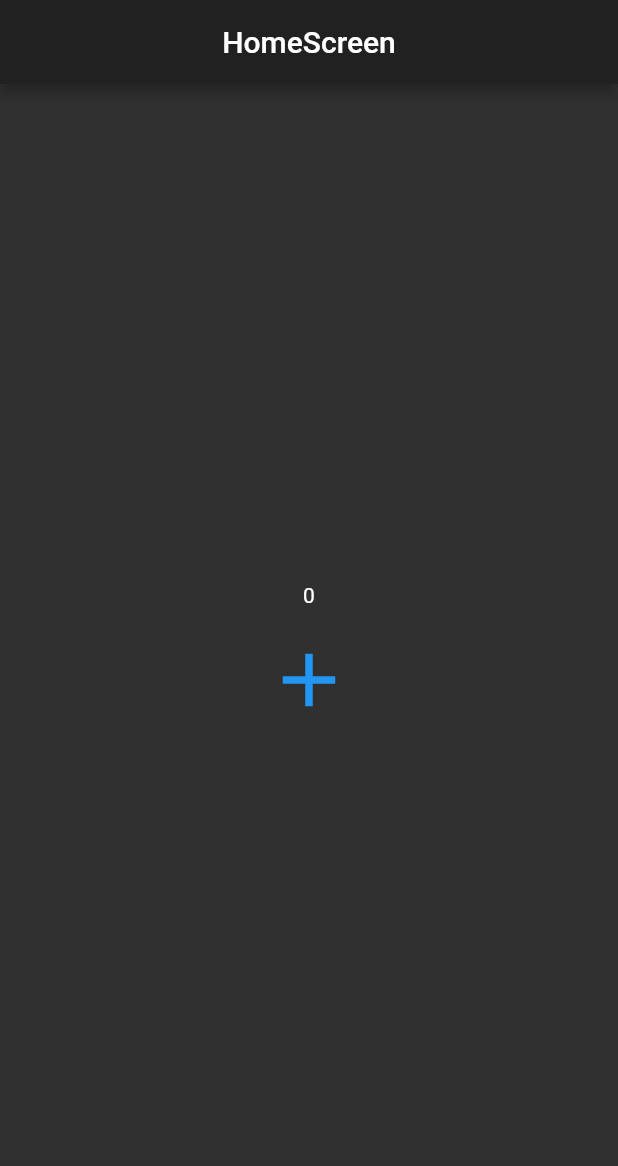
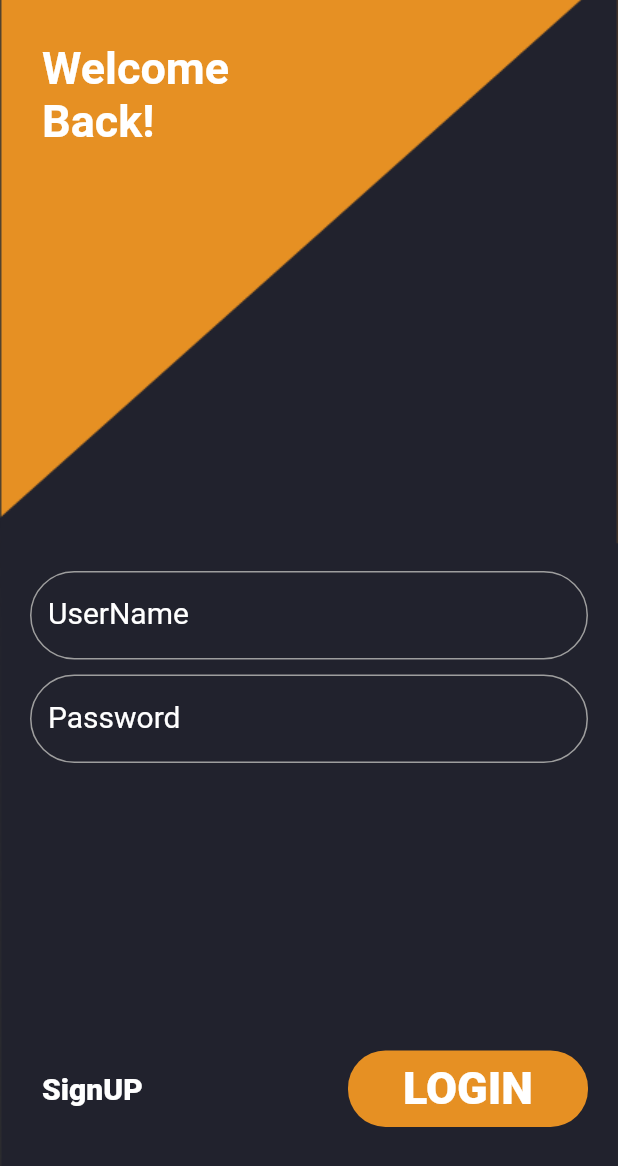
Before and after one commit to ABDO-AR/ar_todo_app, a Flutter app: the screen it shows after launch, on a phone screen of 412 x 824 dp. Shown: the top 1166 px of the screen. Run offline on Flutter 3.47's test engine with Material 2 defaults, Android fonts, the phone set to English and light mode, and no system bars.

Commit message:
Big Update & Add LoginScreen

```diff
--- /dev/null
+++ b/lib/dev/login_screen_dev/login_dev.dart
@@ -0,0 +1,3 @@
+import 'package:flutter/material.dart';
+
+class LoginScreenDev extends ChangeNotifier {}
--- a/lib/main.dart
+++ b/lib/main.dart
@@ -1,5 +1,8 @@
 import 'package:ar_todo_app/dev/home_screen_dev/home_dev.dart';
+import 'package:ar_todo_app/dev/login_screen_dev/login_dev.dart';
 import 'package:ar_todo_app/res/screens/home_screen_res/home_res.dart';
+import 'package:ar_todo_app/res/screens/login_screen_res/login_res.dart';
+import 'package:ar_todo_app/res/values/color_class.dart';
 import 'package:flutter/material.dart';
 import 'package:flutter/services.dart';
 import 'package:provider/provider.dart';
@@ -9,6 +12,7 @@ void main() {
     MultiProvider(
       providers: [
         ChangeNotifierProvider(create: (_) => HomeScreenDev()),
+        ChangeNotifierProvider(create: (_) => LoginScreenDev()),
       ],
       child: ARTODOAPP(),
     ),
@@ -21,23 +25,24 @@ class ARTODOAPP extends StatelessWidget {
   @override
   Widget build(BuildContext context) {
     /// Set The System States, Navigation Bar Color
-    // SystemChrome.setSystemUIOverlayStyle(
-    //   SystemUiOverlayStyle.dark.copyWith(
-    //     statusBarColor: Color(0xFF212121),
-    //     systemNavigationBarDividerColor: Color(0xFF212121),
-    //     systemNavigationBarColor: Color(0xFF212121),
-    //     systemNavigationBarIconBrightness: Brightness.dark,
-    //     statusBarIconBrightness: Brightness.dark,
-    //     statusBarBrightness: Brightness.dark,
-    //   ),
-    // );
+    SystemChrome.setSystemUIOverlayStyle(
+      SystemUiOverlayStyle.dark.copyWith(
+        statusBarColor: Colors.transparent,
+        systemNavigationBarDividerColor: ColorClass.loginScreenBlueDarkColor,
+        systemNavigationBarColor: ColorClass.loginScreenBlueDarkColor,
+        systemNavigationBarIconBrightness: Brightness.dark,
+        statusBarIconBrightness: Brightness.dark,
+        statusBarBrightness: Brightness.dark,
+      ),
+    );
     return MaterialApp(
       debugShowCheckedModeBanner: false,
       title: 'ARTODOAPP',
       theme: ThemeData.dark(),
-      initialRoute: HomeScreenRes.id,
+      initialRoute: LoginScreenRes.id,
       routes: {
         HomeScreenRes.id: (context) => HomeScreenRes(),
+        LoginScreenRes.id: (context) => LoginScreenRes(),
       },
     );
   }
--- a/lib/res/screens/home_screen_res/home_res.dart
+++ b/lib/res/screens/home_screen_res/home_res.dart
@@ -34,11 +34,11 @@ class _HomeScreenResState extends State<HomeScreenRes> {
           mainAxisAlignment: MainAxisAlignment.center,
           crossAxisAlignment: CrossAxisAlignment.center,
           children: [
-            Text('${Values.getHomeScreenDev(context, true).getCounter}'),
+            Text('${ValuesClass.getHomeScreenDev(context, true).getCounter}'),
             SizedBox(height: 10.0),
             TextButton(
               onPressed: () {
-                Values.getHomeScreenDev(context, false).addCounter();
+                ValuesClass.getHomeScreenDev(context, false).addCounter();
               },
               child: Icon(
                 Icons.add,
--- /dev/null
+++ b/lib/res/screens/login_screen_res/login_constance.dart
@@ -0,0 +1,36 @@
+import 'package:flutter/material.dart';
+
+class LoginScreenConstance {
+  static final TextStyle welcomeMassageTextStyle = TextStyle().copyWith(
+    fontSize: 30.0,
+    fontWeight: FontWeight.w700,
+    color: Colors.white,
+  );
+
+  static final TextStyle loginMassageTextStyle = TextStyle().copyWith(
+    fontSize: 30.0,
+    fontWeight: FontWeight.w900,
+    color: Colors.white,
+  );
+
+  static final TextStyle signupMassageTextStyle = TextStyle().copyWith(
+    fontSize: 20.0,
+    fontWeight: FontWeight.w900,
+    color: Colors.white,
+  );
+
+  static final TextStyle textFilledLabelTextStyle = TextStyle().copyWith(
+    fontSize: 20.0,
+    color: Colors.white,
+  );
+
+  static final RoundedRectangleBorder loginButtonShape = RoundedRectangleBorder(
+    borderRadius: BorderRadius.circular(25.0),
+    side: BorderSide.none,
+  );
+
+  static OutlineInputBorder textFilledBorder(Color color) => OutlineInputBorder(
+        borderRadius: BorderRadius.circular(1000),
+        borderSide: BorderSide(width: 1.0, color: color),
+      );
+}
--- /dev/null
+++ b/lib/res/screens/login_screen_res/login_res.dart
@@ -0,0 +1,109 @@
+import 'package:ar_todo_app/res/screens/home_screen_res/home_res.dart';
+import 'package:ar_todo_app/res/screens/login_screen_res/login_constance.dart';
+import 'package:ar_todo_app/res/screens/login_screen_res/widgets/ar_login_text_field.dart';
+import 'package:ar_todo_app/res/strings/login_screen_strings/login_strings.dart';
+import 'package:ar_todo_app/res/values/color_class.dart';
+import 'package:flutter/material.dart';
+
+class LoginScreenRes extends StatefulWidget {
+  static const String id = 'LoginScreenRes_ID';
+  static const String public_id = 'LoginScreenRes_PUBLIC_ID';
+
+  @override
+  _LoginScreenResState createState() => _LoginScreenResState();
+}
+
+class _LoginScreenResState extends State<LoginScreenRes> {
+  @override
+  Widget build(BuildContext context) {
+    Size size = MediaQuery.of(context).size;
+    ThemeData themeData = Theme.of(context);
+    return Scaffold(
+      resizeToAvoidBottomInset: false,
+      //Body:
+      body: Container(
+        //Width,Height:
+        width: size.width,
+        height: size.height,
+
+        /// Background:
+        decoration: BoxDecoration(
+          image: DecorationImage(
+            image: AssetImage('lib/res/images/background.png'),
+            fit: BoxFit.cover,
+          ),
+        ),
+
+        padding: EdgeInsets.all(20.0),
+
+        //Child:
+        child: Column(
+          mainAxisAlignment: MainAxisAlignment.start,
+          children: [
+            Padding(
+              padding: const EdgeInsets.all(8.0),
+              child: Row(
+                mainAxisAlignment: MainAxisAlignment.start,
+                children: [
+                  Column(
+                    mainAxisAlignment: MainAxisAlignment.start,
+                    crossAxisAlignment: CrossAxisAlignment.start,
+                    children: [
+                      Text(
+                        LoginScreenStrings.welcomeMassage1,
+                        style: LoginScreenConstance.welcomeMassageTextStyle,
+                      ),
+                      Text(
+                        LoginScreenStrings.welcomeMassage2,
+                        style: LoginScreenConstance.welcomeMassageTextStyle,
+                      ),
+                    ],
+                  ),
+                ],
+              ),
+            ),
+            SizedBox(height: size.height / 3),
+            ARLoginTextField(
+              text: LoginScreenStrings.userNameHint,
+              onChange: (String value) {},
+            ),
+            SizedBox(height: 10.0),
+            ARLoginTextField(
+              text: LoginScreenStrings.passwordHint,
+              onChange: (String value) {},
+            ),
+            SizedBox(height: size.height / 4.3),
+            Row(
+              mainAxisAlignment: MainAxisAlignment.spaceBetween,
+              children: [
+                TextButton(
+                  onPressed: () {},
+                  child: Text(
+                    LoginScreenStrings.signupMassage,
+                    style: LoginScreenConstance.signupMassageTextStyle,
+                  ),
+                ),
+                SizedBox(
+                  width: 160.0,
+                  child: TextButton(
+                    style: TextButton.styleFrom(
+                      backgroundColor: ColorClass.loginScreenYellowColor,
+                      shape: LoginScreenConstance.loginButtonShape,
+                    ),
+                    onPressed: () {
+                      Navigator.of(context).pushNamed(HomeScreenRes.id);
+                    },
+                    child: Text(
+                      LoginScreenStrings.loginMassage,
+                      style: LoginScreenConstance.loginMassageTextStyle,
+                    ),
+                  ),
+                ),
+              ],
+            ),
+          ],
+        ),
+      ),
+    );
+  }
+}
--- /dev/null
+++ b/lib/res/screens/login_screen_res/widgets/ar_login_text_field.dart
@@ -0,0 +1,35 @@
+import 'package:ar_todo_app/res/screens/login_screen_res/login_constance.dart';
+import 'package:ar_todo_app/res/strings/login_screen_strings/login_strings.dart';
+import 'package:flutter/material.dart';
+import 'package:ar_todo_app/res/values/color_class.dart';
+
+class ARLoginTextField extends StatelessWidget {
+  final String text;
+  final Function(String) onChange;
+
+  ARLoginTextField({
+    this.text,
+    this.onChange,
+  });
+
+  @override
+  Widget build(BuildContext context) {
+    return TextField(
+      onChanged: onChange,
+      cursorColor: ColorClass.loginScreenYellowColor,
+      decoration: InputDecoration(
+        labelText: text,
+        labelStyle: LoginScreenConstance.textFilledLabelTextStyle,
+        fillColor: ColorClass.loginScreenYellowColor,
+        focusColor: ColorClass.loginScreenYellowColor,
+        hoverColor: ColorClass.loginScreenYellowColor,
+        focusedBorder: LoginScreenConstance.textFilledBorder(
+          ColorClass.loginScreenYellowColor,
+        ),
+        enabledBorder: LoginScreenConstance.textFilledBorder(
+          Colors.grey,
+        ),
+      ),
+    );
+  }
+}
--- /dev/null
+++ b/lib/res/strings/login_screen_strings/login_strings.dart
@@ -0,0 +1,13 @@
+import 'package:flutter/material.dart';
+
+class LoginScreenStrings {
+  /// Massages:
+  static final String welcomeMassage1 = 'Welcome';
+  static final String welcomeMassage2 = 'Back!';
+  static final String loginMassage = 'LOGIN';
+  static final String signupMassage = 'SignUP';
+
+  /// Hints:
+  static final String userNameHint = 'UserName';
+  static final String passwordHint = 'Password';
+}
--- /dev/null
+++ b/lib/res/values/color_class.dart
@@ -0,0 +1,6 @@
+import 'package:flutter/material.dart';
+
+class ColorClass {
+  static final Color loginScreenYellowColor = Color(0xFFE69023);
+  static final Color loginScreenBlueDarkColor = Color(0xFF21222D);
+}
--- a/lib/res/values/values_class.dart
+++ b/lib/res/values/values_class.dart
@@ -1,9 +1,13 @@
 import 'package:ar_todo_app/dev/home_screen_dev/home_dev.dart';
+import 'package:ar_todo_app/dev/login_screen_dev/login_dev.dart';
 import 'package:flutter/material.dart';
 import 'package:provider/provider.dart';
 
 /// This Class Is For All Values:
-class Values {
+class ValuesClass {
   static HomeScreenDev getHomeScreenDev(BuildContext context, bool listen) =>
       Provider.of<HomeScreenDev>(context, listen: listen);
+
+  static LoginScreenDev getLoginScreenDev(BuildContext context, bool listen) =>
+      Provider.of<LoginScreenDev>(context, listen: listen);
 }
--- a/pubspec.yaml
+++ b/pubspec.yaml
@@ -46,8 +46,8 @@ flutter:
   uses-material-design: true
 
   # To add assets to your application, add an assets section, like this:
-  # assets:
-  #   - images/a_dot_burr.jpeg
+  assets:
+    - lib/res/images/
   #   - images/a_dot_ham.jpeg
 
   # An image asset can refer to one or more resolution-specific "variants", see
```
Also changed, not shown: lib/res/images/background.png (added), 5 other files.
